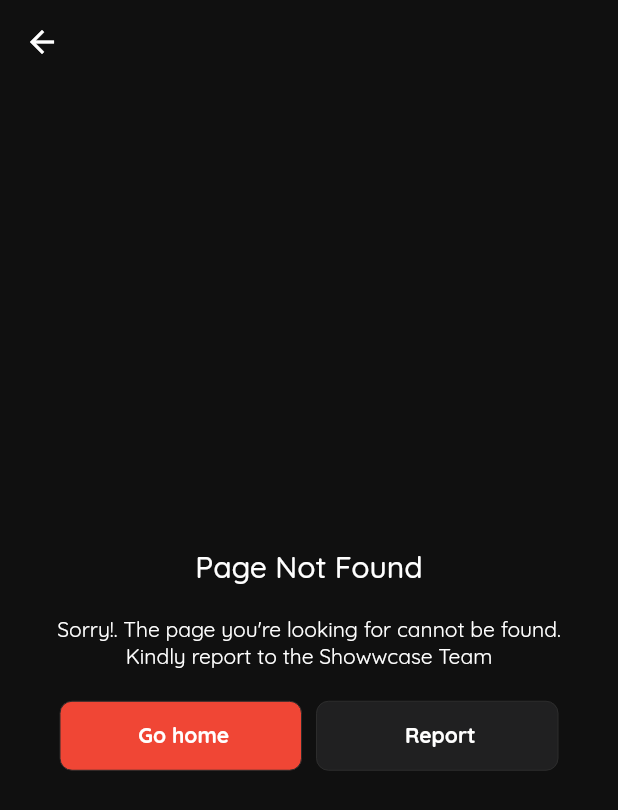
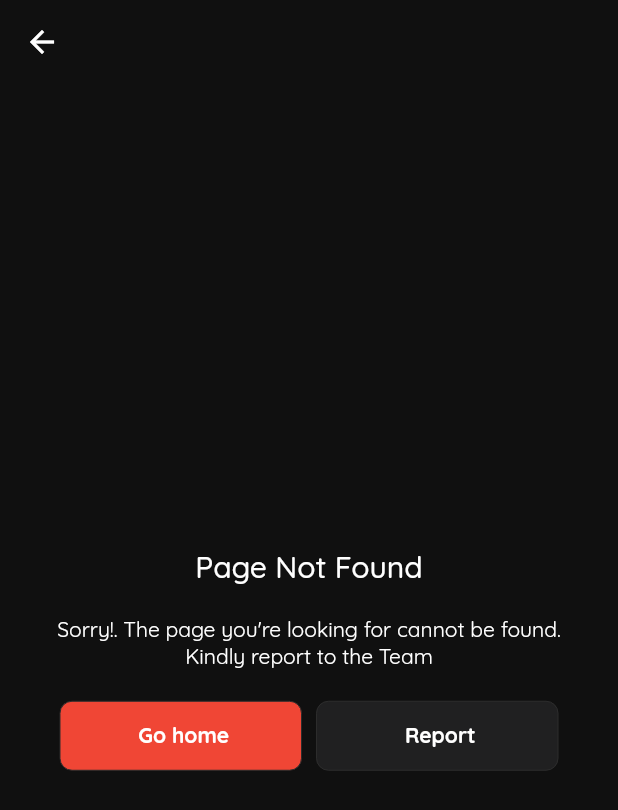
Before and after one commit to DanielKwakye/todolist, a Flutter app: the PageNotFound screen opened directly, on a phone screen of 412 x 824 dp. Shown: the top 810 px of the screen. Run offline on Flutter 3.47's test engine with Material 2 defaults, Android fonts, the phone set to English and light mode, and no system bars; our stand-ins replace adaptive_theme, another_flushbar, connectivity_plus, copy_with_extension, dartz, equatable and 14 more; accounts and stored records are empty.

```diff
--- a/lib/app/routing/page_not_found.dart
+++ b/lib/app/routing/page_not_found.dart
@@ -31,7 +31,7 @@ class PageNotFound extends StatelessWidget with LaunchExternalAppMixin {
               children: <Widget>[
                 Text("Page Not Found", style: theme.textTheme.titleLarge,),
                 const SizedBox(height: 20,),
-                 Text("Sorry!. The page you're looking for cannot be found.  Kindly report to the Showwcase Team",
+                 Text("Sorry!. The page you're looking for cannot be found.  Kindly report to the Team",
                   textAlign: TextAlign.center,
                   style: TextStyle(color: theme.colorScheme.onBackground),),
                   const SizedBox(height: 20,),
```
